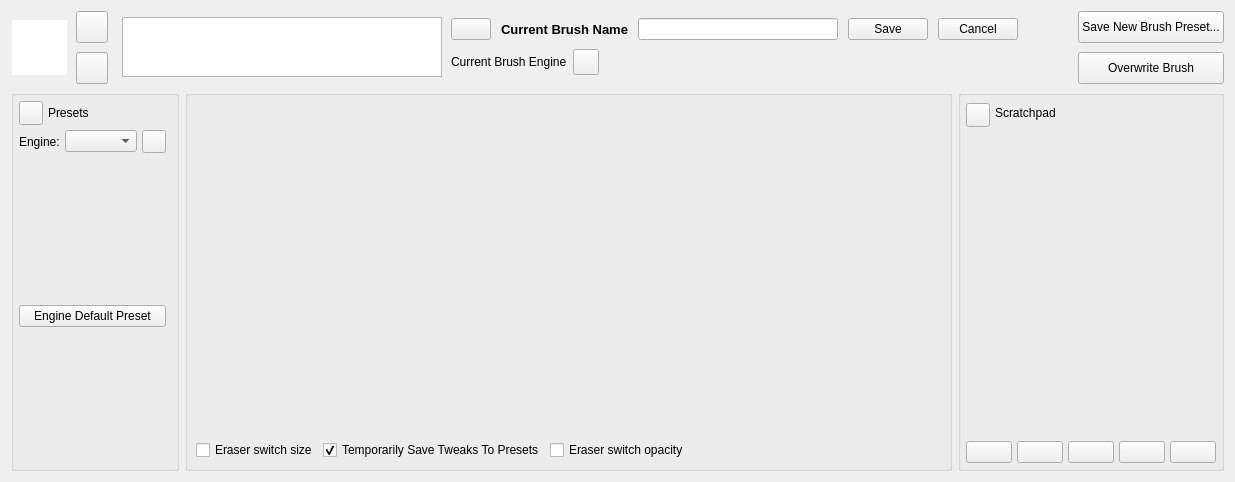
Above: libs/ui/forms/wdgpaintopsettings.ui from KDE/krita before the change. Below: the same form after it.
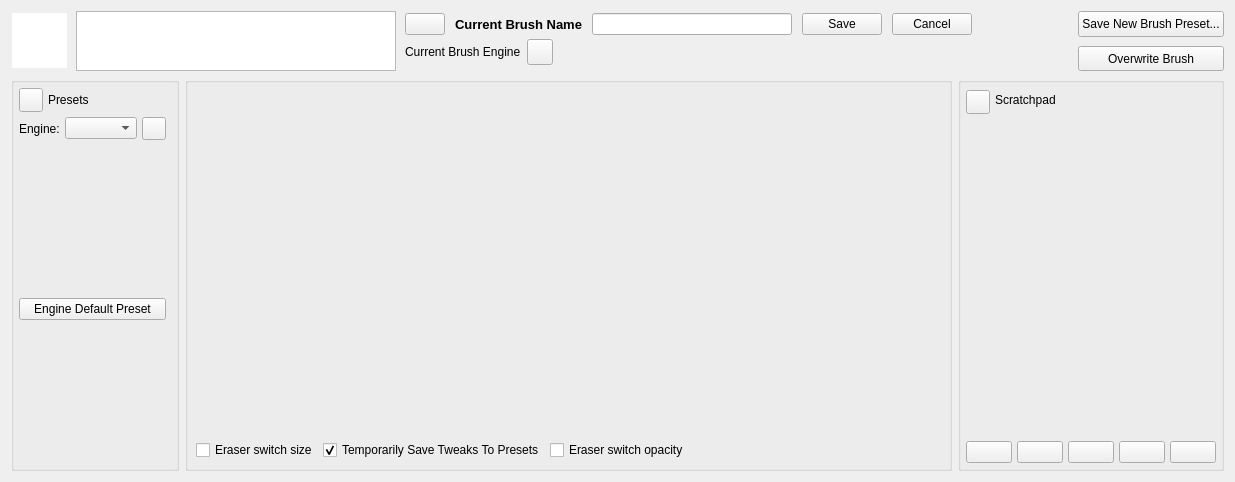
That is the form after the change. Custom widgets are drawn as their Qt base class.

Commit message: simplify the live brush preview area and remove pan and zoom buttons

Patch:
```diff
--- a/libs/ui/forms/wdgpaintopsettings.ui
+++ b/libs/ui/forms/wdgpaintopsettings.ui
@@ -73,63 +73,6 @@
        </property>
       </widget>
      </item>
-     <item>
-      <layout class="QVBoxLayout" name="verticalLayout_3">
-       <property name="rightMargin">
-        <number>5</number>
-       </property>
-       <item>
-        <widget class="QPushButton" name="zoomOutGraphicsViewButton">
-         <property name="sizePolicy">
-          <sizepolicy hsizetype="Fixed" vsizetype="Fixed">
-           <horstretch>0</horstretch>
-           <verstretch>0</verstretch>
-          </sizepolicy>
-         </property>
-         <property name="minimumSize">
-          <size>
-           <width>32</width>
-           <height>32</height>
-          </size>
-         </property>
-         <property name="maximumSize">
-          <size>
-           <width>32</width>
-           <height>32</height>
-          </size>
-         </property>
-         <property name="text">
-          <string/>
-         </property>
-        </widget>
-       </item>
-       <item>
-        <widget class="QPushButton" name="resetGraphicsViewButton">
-         <property name="sizePolicy">
-          <sizepolicy hsizetype="Fixed" vsizetype="Fixed">
-           <horstretch>0</horstretch>
-           <verstretch>0</verstretch>
-          </sizepolicy>
-         </property>
-         <property name="minimumSize">
-          <size>
-           <width>32</width>
-           <height>32</height>
-          </size>
-         </property>
-         <property name="maximumSize">
-          <size>
-           <width>32</width>
-           <height>32</height>
-          </size>
-         </property>
-         <property name="text">
-          <string/>
-         </property>
-        </widget>
-       </item>
-      </layout>
-     </item>
      <item>
       <widget class="KisPresetLivePreviewView" name="liveBrushPreviewView">
        <property name="sizePolicy">
@@ -173,6 +116,9 @@
        <property name="interactive">
         <bool>true</bool>
        </property>
+       <property name="alignment">
+        <set>Qt::AlignLeading|Qt::AlignLeft|Qt::AlignTop</set>
+       </property>
        <property name="renderHints">
         <set>QPainter::Antialiasing|QPainter::HighQualityAntialiasing|QPainter::SmoothPixmapTransform</set>
        </property>
```
Left out of the diff: 3 changed lines with no effect on the pictures. The commit also changes 3 other files.
